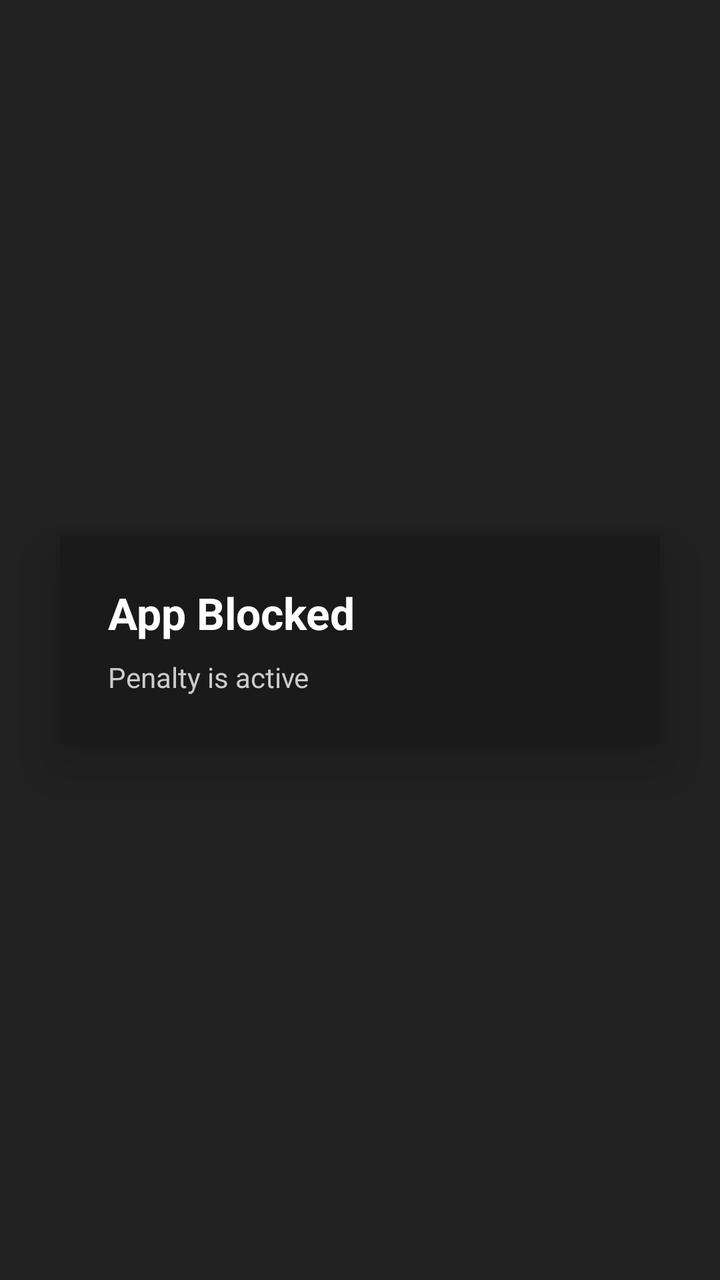
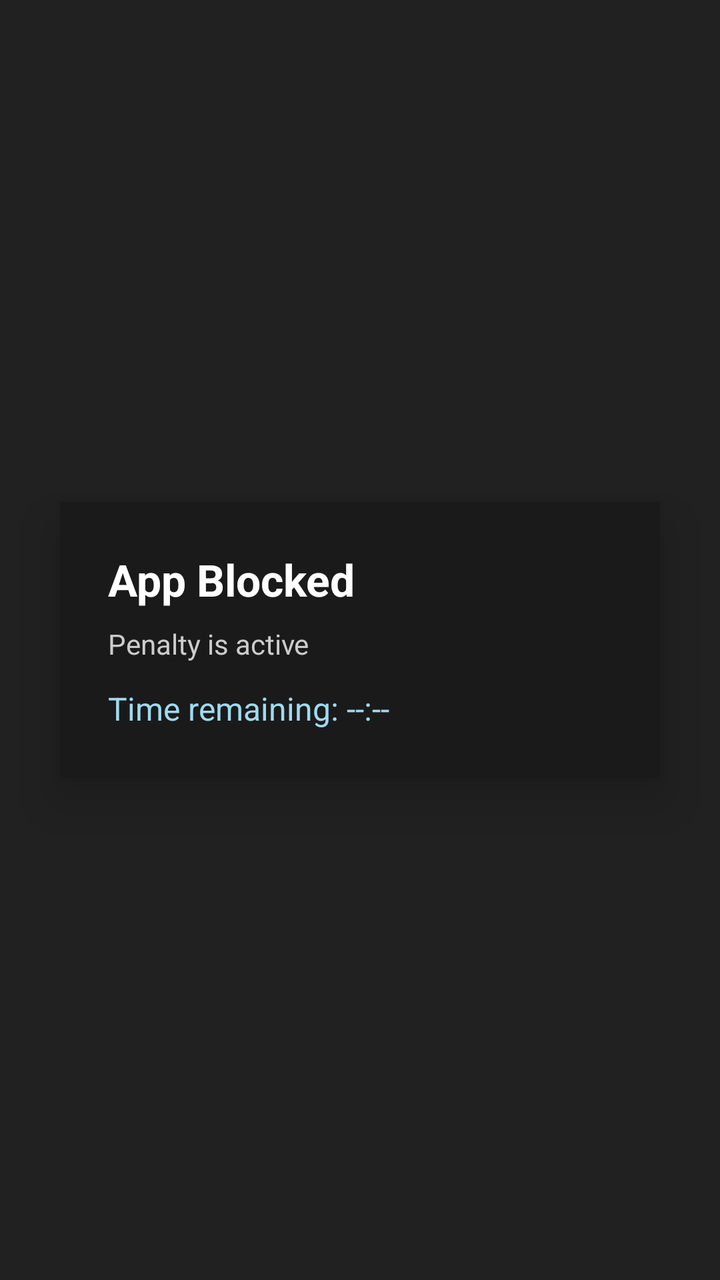

Before-and-after screenshots of an Android layout around one commit, followed by the original layout XML and the change that was made.
<!-- AndroidManifest.xml: application theme AppTheme -->
<!-- res/layout/overlay_block.xml -->
<?xml version="1.0" encoding="utf-8"?>
<FrameLayout xmlns:android="http://schemas.android.com/apk/res/android"
    android:id="@+id/overlayRoot"
    android:layout_width="match_parent"
    android:layout_height="match_parent"
    android:background="#DD000000">

    <LinearLayout
        android:layout_gravity="center"
        android:orientation="vertical"
        android:padding="24dp"
        android:background="#FF1a1a1a"
        android:elevation="16dp"
        android:layout_width="300dp"
        android:layout_height="wrap_content">

        <TextView
            android:id="@+id/blockTitle"
            android:layout_width="match_parent"
            android:layout_height="wrap_content"
            android:text="App Blocked"
            android:textColor="#FFFFFF"
            android:textSize="22sp"
            android:textStyle="bold"/>

        <TextView
            android:id="@+id/blockReason"
            android:layout_width="match_parent"
            android:layout_height="wrap_content"
            android:text="Penalty is active"
            android:textColor="#CCCCCC"
            android:layout_marginTop="8dp"/>

    </LinearLayout>

</FrameLayout>
<!-- resources referenced by this layout -->
<resources>
  <style name="AppTheme" parent="Theme.AppCompat.DayNight.NoActionBar">
      <item name="android:enforceNavigationBarContrast" tools:targetApi="29">true</item>
      <item name="android:editTextBackground">@drawable/rn_edit_text_material</item>
      <item name="colorPrimary">@color/colorPrimary</item>
      <item name="android:statusBarColor">#ffffff</item>
    </style>
  <!-- drawable rn_edit_text_material (drawable) -->
  <?xml version="1.0" encoding="utf-8"?>
  <inset xmlns:android="http://schemas.android.com/apk/res/android"
         android:insetLeft="@dimen/abc_edit_text_inset_horizontal_material"
         android:insetRight="@dimen/abc_edit_text_inset_horizontal_material"
         android:insetTop="@dimen/abc_edit_text_inset_top_material"
         android:insetBottom="@dimen/abc_edit_text_inset_bottom_material"
         >
  
      <selector>
          
          <item android:state_enabled="false" android:drawable="@drawable/abc_textfield_default_mtrl_alpha"/>
          <item android:drawable="@drawable/abc_textfield_activated_mtrl_alpha"/>
      </selector>
  
  </inset>
  <color name="colorPrimary">#023c69</color>
</resources>

<!-- the commit's change to res/layout/overlay_block.xml (unified diff, before → after) -->
@@ -31,6 +31,15 @@
             android:textColor="#CCCCCC"
             android:layout_marginTop="8dp"/>
 
+        <TextView
+            android:id="@+id/penaltyTimeText"
+            android:layout_width="match_parent"
+            android:layout_height="wrap_content"
+            android:text="Time remaining: --:--"
+            android:textColor="#9FDAEF"
+            android:layout_marginTop="12dp"
+            android:textSize="16sp"/>
+
     </LinearLayout>
 
 </FrameLayout>
